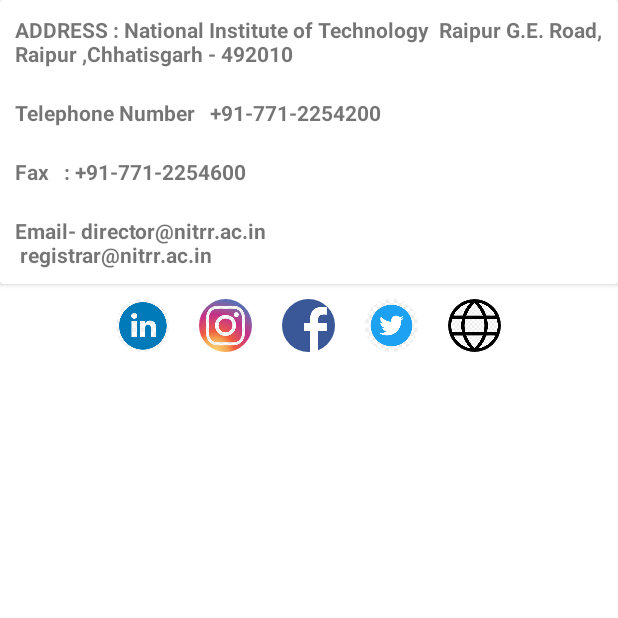
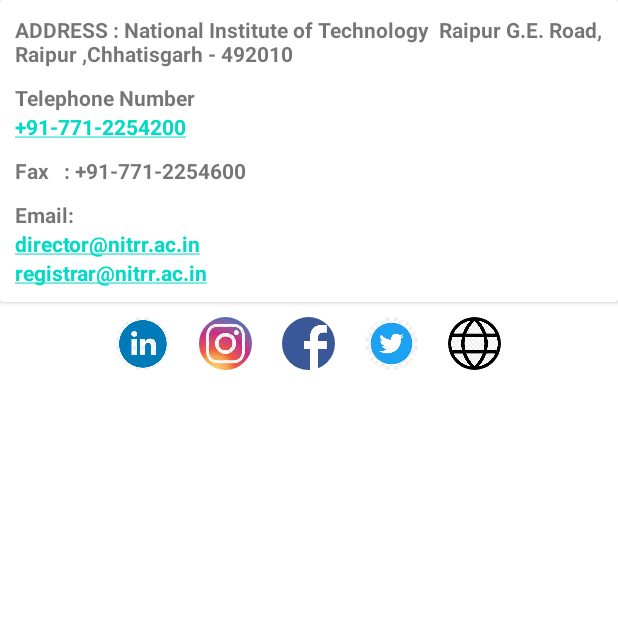
Before and after one commit to animesh288/CommunicationApp, an Android app: the Connect screen opened directly, with no data from a screen before it, on a phone screen of 412 x 824 dp, the top half of it. Run offline under Robolectric (Android 15) with nearby library versions, the phone set to English and light mode, and no system bars; our stand-ins replace CircleImageView; plain views replace NeumorphCardView; Roboto replaces fonts that are not available here.

Commit message:
updated connect activity

```diff
--- a/app/src/main/res/layout/activity_connect.xml
+++ b/app/src/main/res/layout/activity_connect.xml
@@ -28,12 +28,24 @@
                         android:text="ADDRESS : National Institute of Technology  Raipur G.E. Road, Raipur ,Chhatisgarh - 492010"
                         android:textStyle="bold"
                         android:layout_margin="10dp"/>
+
                     <TextView
                         android:layout_width="wrap_content"
                         android:layout_height="wrap_content"
-                        android:text="Telephone Number   +91-771-2254200"
+                        android:text="Telephone Number"
                         android:textStyle="bold"
-                        android:layout_margin="10dp"/>
+                        android:layout_marginStart="10dp"
+                        />
+                    <TextView
+                        android:layout_width="wrap_content"
+                        android:layout_height="wrap_content"
+                        android:text="+91-771-2254200"
+                        android:autoLink="phone"
+                        android:linksClickable="true"
+                        android:layout_marginStart="10dp"
+                        android:textStyle="bold"
+                        />
+
                     <TextView
                         android:layout_width="wrap_content"
                         android:layout_height="wrap_content"
@@ -44,8 +56,30 @@
                         android:layout_width="wrap_content"
                         android:layout_height="wrap_content"
                         android:textStyle="bold"
-                        android:text="Email- director@nitrr.ac.in \n registrar@nitrr.ac.in"
-                        android:layout_margin="10dp"/>
+                        android:text="Email:"
+                        android:layout_marginStart="10dp"
+                        />
+                    <TextView
+                        android:layout_width="wrap_content"
+                        android:layout_height="wrap_content"
+                        android:textStyle="bold"
+                        android:text="director@nitrr.ac.in"
+                        android:autoLink="email"
+                        android:linksClickable="true"
+                        android:layout_marginStart="10dp"
+                        />
+                    <TextView
+                        android:layout_width="wrap_content"
+                        android:layout_height="wrap_content"
+                        android:textStyle="bold"
+                        android:text="registrar@nitrr.ac.in
+"
+                        android:autoLink="email"
+                        android:linksClickable="true"
+                        android:layout_marginStart="10dp"
+                        android:layout_marginBottom="10dp"
+                        />
+
                 </LinearLayout>
 
             </soup.neumorphism.NeumorphCardView>
```
